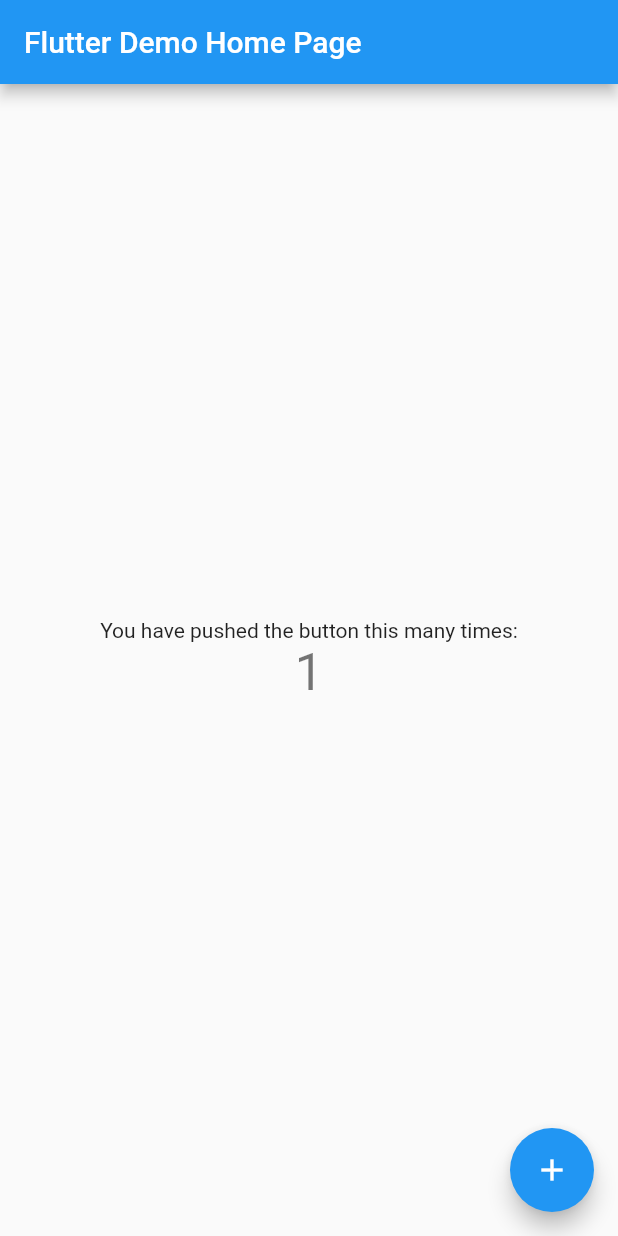
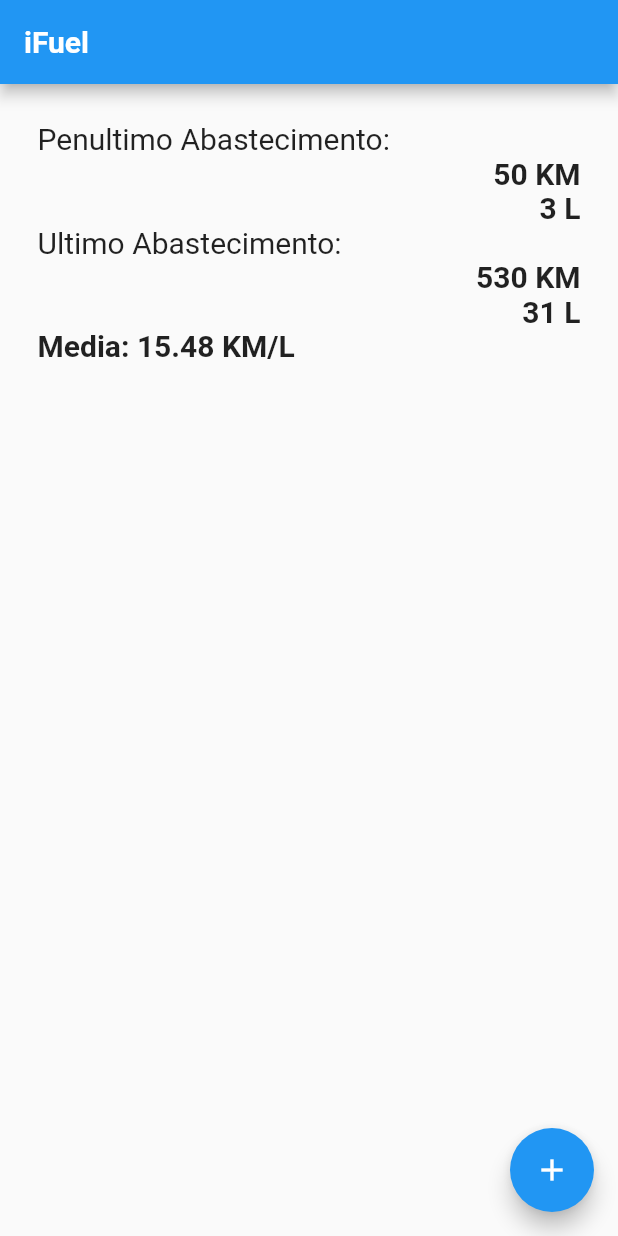
Before and after one commit to Decripter/iFuel, a Flutter app: the screen it shows after launch, after a tap on the "add" icon, on a phone screen of 412 x 824 dp. Run offline on Flutter 3.47's test engine with Material 2 defaults, Android fonts, the phone set to English and light mode, and no system bars.

```diff
--- a/lib/main.dart
+++ b/lib/main.dart
@@ -1,117 +1,85 @@
 import 'package:flutter/material.dart';
 
-void main() {
-  runApp(MyApp());
+main() {
+  runApp(MyHomePg());
 }
 
-class MyApp extends StatelessWidget {
-  // This widget is the root of your application.
+class MyHomePg extends StatelessWidget {
   @override
   Widget build(BuildContext context) {
-    return MaterialApp(
-      title: 'Flutter Demo',
-      theme: ThemeData(
-        // This is the theme of your application.
-        //
-        // Try running your application with "flutter run". You'll see the
-        // application has a blue toolbar. Then, without quitting the app, try
-        // changing the primarySwatch below to Colors.green and then invoke
-        // "hot reload" (press "r" in the console where you ran "flutter run",
-        // or simply save your changes to "hot reload" in a Flutter IDE).
-        // Notice that the counter didn't reset back to zero; the application
-        // is not restarted.
-        primarySwatch: Colors.blue,
-        // This makes the visual density adapt to the platform that you run
-        // the app on. For desktop platforms, the controls will be smaller and
-        // closer together (more dense) than on mobile platforms.
-        visualDensity: VisualDensity.adaptivePlatformDensity,
-      ),
-      home: MyHomePage(title: 'Flutter Demo Home Page'),
-    );
+    return MaterialApp(home: HomePage());
   }
 }
 
-class MyHomePage extends StatefulWidget {
-  MyHomePage({Key key, this.title}) : super(key: key);
-
-  // This widget is the home page of your application. It is stateful, meaning
-  // that it has a State object (defined below) that contains fields that affect
-  // how it looks.
-
-  // This class is the configuration for the state. It holds the values (in this
-  // case the title) provided by the parent (in this case the App widget) and
-  // used by the build method of the State. Fields in a Widget subclass are
-  // always marked "final".
-
-  final String title;
-
+class HomePage extends StatefulWidget {
   @override
-  _MyHomePageState createState() => _MyHomePageState();
+  _HomePageState createState() => _HomePageState();
 }
 
-class _MyHomePageState extends State<MyHomePage> {
-  int _counter = 0;
-
-  void _incrementCounter() {
-    setState(() {
-      // This call to setState tells the Flutter framework that something has
-      // changed in this State, which causes it to rerun the build method below
-      // so that the display can reflect the updated values. If we changed
-      // _counter without calling setState(), then the build method would not be
-      // called again, and so nothing would appear to happen.
-      _counter++;
-    });
-  }
-
+class _HomePageState extends State<HomePage> {
+  var untilLastKm = 50;
+  var untilLastAb = 3;
+  var lastKm = 530;
+  var lastAb = 31;
+  var mediaCons = 0.0;
   @override
   Widget build(BuildContext context) {
-    // This method is rerun every time setState is called, for instance as done
-    // by the _incrementCounter method above.
-    //
-    // The Flutter framework has been optimized to make rerunning build methods
-    // fast, so that you can just rebuild anything that needs updating rather
-    // than having to individually change instances of widgets.
+    mediaCons = (lastKm - untilLastKm) / lastAb;
+
     return Scaffold(
       appBar: AppBar(
-        // Here we take the value from the MyHomePage object that was created by
-        // the App.build method, and use it to set our appbar title.
-        title: Text(widget.title),
+        title: Text(
+          'iFuel',
+          style: TextStyle(fontWeight: FontWeight.bold),
+        ),
       ),
-      body: Center(
-        // Center is a layout widget. It takes a single child and positions it
-        // in the middle of the parent.
+      body: Padding(
+        padding: const EdgeInsets.all(25.0),
         child: Column(
-          // Column is also a layout widget. It takes a list of children and
-          // arranges them vertically. By default, it sizes itself to fit its
-          // children horizontally, and tries to be as tall as its parent.
-          //
-          // Invoke "debug painting" (press "p" in the console, choose the
-          // "Toggle Debug Paint" action from the Flutter Inspector in Android
-          // Studio, or the "Toggle Debug Paint" command in Visual Studio Code)
-          // to see the wireframe for each widget.
-          //
-          // Column has various properties to control how it sizes itself and
-          // how it positions its children. Here we use mainAxisAlignment to
-          // center the children vertically; the main axis here is the vertical
-          // axis because Columns are vertical (the cross axis would be
-          // horizontal).
-          mainAxisAlignment: MainAxisAlignment.center,
-          children: <Widget>[
-            Text(
-              'You have pushed the button this many times:',
-            ),
-            Text(
-              '$_counter',
-              style: Theme.of(context).textTheme.headline4,
-            ),
+          children: [
+            Row(mainAxisAlignment: MainAxisAlignment.start, children: [
+              Text(
+                'Penultimo Abastecimento:',
+                style: TextStyle(fontSize: 20),
+              )
+            ]),
+            Row(mainAxisAlignment: MainAxisAlignment.end, children: [
+              Text(untilLastKm.toString() + ' KM',
+                  style: TextStyle(fontSize: 20, fontWeight: FontWeight.bold)),
+            ]),
+            Row(mainAxisAlignment: MainAxisAlignment.end, children: [
+              Text(untilLastAb.toString() + ' L',
+                  style: TextStyle(fontSize: 20, fontWeight: FontWeight.bold)),
+            ]),
+            Row(mainAxisAlignment: MainAxisAlignment.start, children: [
+              Text(
+                'Ultimo Abastecimento:',
+                style: TextStyle(fontSize: 20),
+              )
+            ]),
+            Row(mainAxisAlignment: MainAxisAlignment.end, children: [
+              Text(
+                lastKm.toString() + ' KM',
+                style: TextStyle(fontSize: 20, fontWeight: FontWeight.bold),
+              ),
+            ]),
+            Row(mainAxisAlignment: MainAxisAlignment.end, children: [
+              Text(lastAb.toString() + ' L',
+                  style: TextStyle(fontSize: 20, fontWeight: FontWeight.bold)),
+            ]),
+            Row(mainAxisAlignment: MainAxisAlignment.start, children: [
+              Text(
+                'Media: ' + mediaCons.toStringAsPrecision(4) + ' KM/L',
+                style: TextStyle(fontSize: 20, fontWeight: FontWeight.bold),
+              )
+            ]),
           ],
         ),
       ),
       floatingActionButton: FloatingActionButton(
-        onPressed: _incrementCounter,
-        tooltip: 'Increment',
         child: Icon(Icons.add),
-      ), // This trailing comma makes auto-formatting nicer for build methods.
+        onPressed: () {},
+      ),
     );
   }
 }
```
